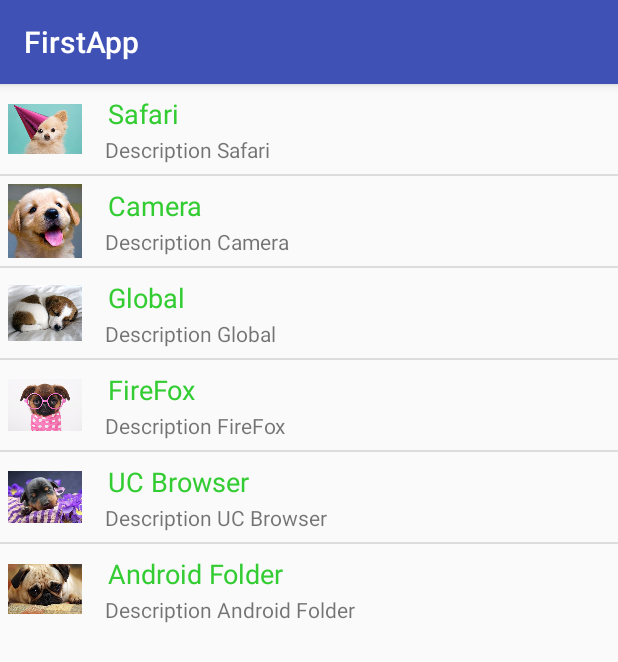
After one commit to paulamanz/NewsAssignment, an Android app: the NewsListActivity screen opened directly, with no data from a screen before it, on a phone screen of 412 x 824 dp. The commit adds this screen. Shown: the top 662 px of the screen. Run offline under Robolectric (Android 15) with nearby library versions, the phone set to English and light mode, and no system bars; network calls fail.

```diff
--- a/app/src/main/AndroidManifest.xml
+++ b/app/src/main/AndroidManifest.xml
@@ -21,6 +21,7 @@
             </intent-filter>
         </activity>
         <activity android:name=".AboutUs"></activity>
+        <activity android:name=".NewsListActivity"></activity>
     </application>
 
 </manifest>
--- /dev/null
+++ b/app/src/main/java/com/eit/paulamanz/firstapp/CustomListAdapter.java
@@ -0,0 +1,40 @@
+package com.eit.paulamanz.firstapp;
+
+import android.app.Activity;
+import android.view.LayoutInflater;
+import android.view.View;
+import android.view.ViewGroup;
+import android.widget.ArrayAdapter;
+import android.widget.ImageView;
+import android.widget.TextView;
+
+public class CustomListAdapter extends ArrayAdapter<String> {
+
+    private final Activity context;
+    private final String[] itemname;
+    private final Integer[] imgid;
+
+    public CustomListAdapter(Activity context, String[] itemname, Integer[] imgid) {
+        super(context, R.layout.mylist, itemname);
+        // TODO Auto-generated constructor stub
+
+        this.context=context;
+        this.itemname=itemname;
+        this.imgid=imgid;
+    }
+
+    public View getView(int position,View view,ViewGroup parent) {
+        LayoutInflater inflater=context.getLayoutInflater();
+        View rowView=inflater.inflate(R.layout.mylist, null,true);
+
+        TextView txtTitle = (TextView) rowView.findViewById(R.id.item);
+        ImageView imageView = (ImageView) rowView.findViewById(R.id.icon);
+        TextView extratxt = (TextView) rowView.findViewById(R.id.textView1);
+
+        txtTitle.setText(itemname[position]);
+        imageView.setImageResource(imgid[position]);
+        extratxt.setText("Description "+itemname[position]);
+        return rowView;
+
+    };
+}
--- /dev/null
+++ b/app/src/main/java/com/eit/paulamanz/firstapp/NewsListActivity.java
@@ -0,0 +1,64 @@
+package com.eit.paulamanz.firstapp;
+
+import android.content.Intent;
+import android.support.v7.app.AppCompatActivity;
+import android.os.Bundle;
+import android.widget.AdapterView;
+import android.widget.ListView;
+import android.widget.TextView;
+import android.app.Activity;
+import android.app.ListActivity;
+import android.os.Bundle;
+import android.view.View;
+import android.widget.AdapterView.OnItemClickListener;
+import android.widget.Toast;
+
+public class NewsListActivity extends AppCompatActivity {
+
+    public static TextView txt; // temporal, para ver los resultados
+    public ListView list;
+
+    String[] itemname ={
+            "Safari",
+            "Camera",
+            "Global",
+            "FireFox",
+            "UC Browser",
+            "Android Folder",
+    };
+
+    Integer[] imgid={
+            R.drawable.puppy1,
+            R.drawable.puppy2,
+            R.drawable.puppy3,
+            R.drawable.puppy4,
+            R.drawable.puppy5,
+            R.drawable.puppy6
+    };
+
+
+    @Override
+    protected void onCreate(Bundle savedInstanceState) {
+        super.onCreate(savedInstanceState);
+        setContentView(R.layout.news_list);
+        Intent intent = getIntent();
+
+        final String value = intent.getStringExtra("key"); //The string we stored
+
+        CustomListAdapter adapter=new CustomListAdapter(this, itemname, imgid);
+        list=(ListView)findViewById(R.id.list);
+        list.setAdapter(adapter);
+
+        list.setOnItemClickListener(new OnItemClickListener() {
+
+            @Override
+            public void onItemClick(AdapterView<?> parent, View view,
+                                    int position, long id) {
+                // TODO Auto-generated method stub
+                String Slecteditem= itemname[+position];
+                Toast.makeText(getApplicationContext(), Slecteditem, Toast.LENGTH_SHORT).show();
+
+            }
+        });
+    }
+}
--- /dev/null
+++ b/app/src/main/res/layout/mylist.xml
@@ -0,0 +1,34 @@
+<?xml version="1.0" encoding="utf-8"?>
+<LinearLayout xmlns:android="http://schemas.android.com/apk/res/android"
+    android:layout_width="match_parent"
+    android:layout_height="match_parent"
+    android:orientation="horizontal" >
+
+    <ImageView
+        android:id="@+id/icon"
+        android:layout_width="60dp"
+        android:layout_height="60dp"
+        android:padding="5dp" />
+
+    <LinearLayout android:layout_width="wrap_content"
+        android:layout_height="wrap_content"
+        android:orientation="vertical">
+
+        <TextView
+            android:id="@+id/item"
+            android:layout_width="wrap_content"
+            android:layout_height="wrap_content"
+            android:text="Medium Text"
+            android:textAppearance="?android:attr/textAppearanceMedium"
+            android:layout_marginLeft="10dp"
+            android:layout_marginTop="5dp"
+            android:padding="2dp"
+            android:textColor="#33CC33" />
+        <TextView
+            android:id="@+id/textView1"
+            android:layout_width="wrap_content"
+            android:layout_height="wrap_content"
+            android:text="TextView"
+            android:layout_marginLeft="10dp"/>
+    </LinearLayout>
+</LinearLayout>
--- /dev/null
+++ b/app/src/main/res/layout/news_list.xml
@@ -0,0 +1,15 @@
+<?xml version="1.0" encoding="utf-8"?>
+<android.support.constraint.ConstraintLayout
+    xmlns:android="http://schemas.android.com/apk/res/android" android:layout_width="match_parent"
+    android:layout_height="match_parent">
+
+    <ListView
+        android:id="@+id/list"
+        android:layout_width="match_parent"
+        android:layout_height="wrap_content"
+        android:layout_alignParentLeft="true"
+        android:layout_alignParentTop="true" >
+    </ListView>
+
+
+</android.support.constraint.ConstraintLayout>
--- a/app/src/main/res/values/strings.xml
+++ b/app/src/main/res/values/strings.xml
@@ -1,3 +1,6 @@
 <resources>
     <string name="app_name">FirstApp</string>
+    <string name="login_error_message">You must introduce a valid username and password</string>
+    <string name="login_failed">Login failed</string>
+    <string name="loading">Loading...</string>
 </resources>
```
Also changed, not shown: app/src/main/java/com/eit/paulamanz/firstapp/AsyncTaskLog.java (deleted, +0 -81 lines), app/src/main/java/com/eit/paulamanz/firstapp/LoginTask.java (added, +68 -0 lines), app/src/main/java/com/eit/paulamanz/firstapp/MainActivity.java (+62 -18 lines), app/src/main/java/com/eit/paulamanz/firstapp/ModelManagerHandler.java (added, +65 -0 lines), app/src/main/java/com/eit/paulamanz/firstapp/UserInfo.java (added, +28 -0 lines), app/src/main/res/layout/activity_list_view.xml (added, +24 -0 lines), app/src/main/res/drawable/puppy1.jpg (added), app/src/main/res/drawable/puppy2.jpeg (added), app/src/main/res/drawable/puppy3.jpg (added), app/src/main/res/drawable/puppy4.jpg (added), app/src/main/res/drawable/puppy5.jpeg (added), app/src/main/res/drawable/puppy6.jpg (added).
